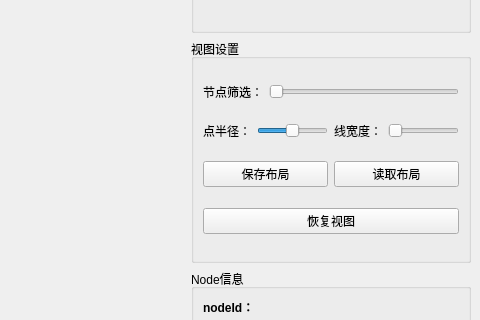
Old version of the form topicwindow.ui in the repository Imanity/GraphView; both pictures show x 520 to 1000 and y 199 to 519 of the 1000 by 700 pixel window.
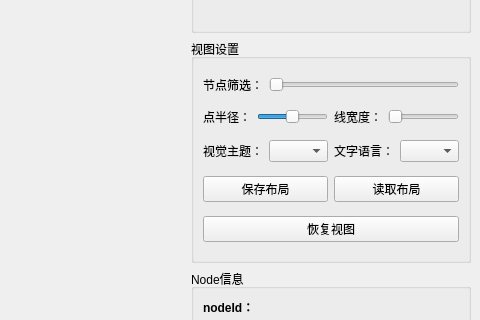
New version of the form.

Commit message: 可以设置主题及语言

What changed in the file:
```diff
--- a/topicwindow.ui
+++ b/topicwindow.ui
@@ -245,6 +245,46 @@
            </item>
           </layout>
          </item>
+         <item>
+          <layout class="QHBoxLayout" name="horizontalLayout_7">
+           <item>
+            <layout class="QHBoxLayout" name="horizontalLayout_8">
+             <item>
+              <widget class="QLabel" name="label4">
+               <property name="text">
+                <string>视觉主题：</string>
+               </property>
+              </widget>
+             </item>
+             <item>
+              <widget class="QComboBox" name="theme">
+               <property name="focusPolicy">
+                <enum>Qt::NoFocus</enum>
+               </property>
+              </widget>
+             </item>
+            </layout>
+           </item>
+           <item>
+            <layout class="QHBoxLayout" name="horizontalLayout_9">
+             <item>
+              <widget class="QLabel" name="label5">
+               <property name="text">
+                <string>文字语言：</string>
+               </property>
+              </widget>
+             </item>
+             <item>
+              <widget class="QComboBox" name="language">
+               <property name="focusPolicy">
+                <enum>Qt::NoFocus</enum>
+               </property>
+              </widget>
+             </item>
+            </layout>
+           </item>
+          </layout>
+         </item>
          <item>
           <layout class="QHBoxLayout" name="horizontalLayout_6">
            <item>
```
Left out of the diff: 14 changed lines with no effect on the pictures. The commit also changes 16 other files.
